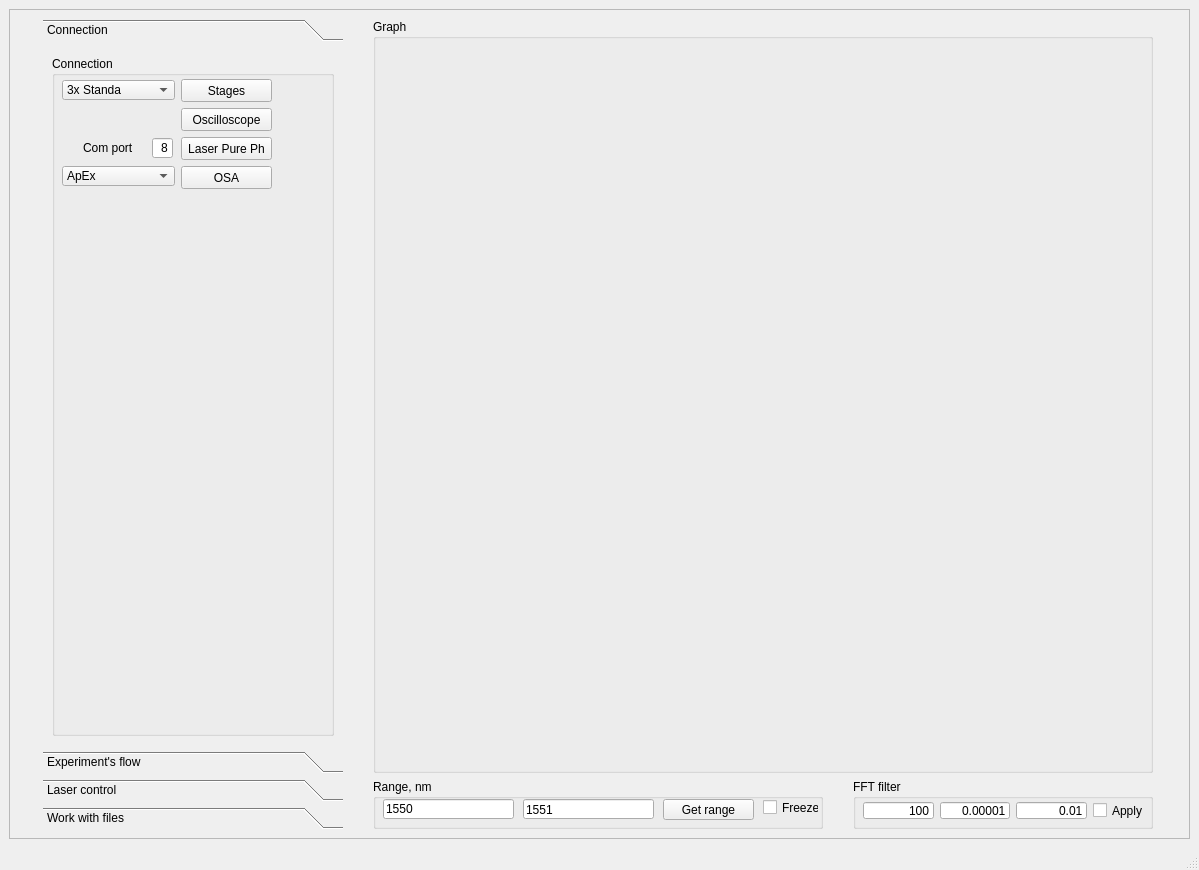
This is Windows/UIs/MainWindow.ui in al509/ScanLoop as Qt 5 draws it before an edit. The edited form follows.
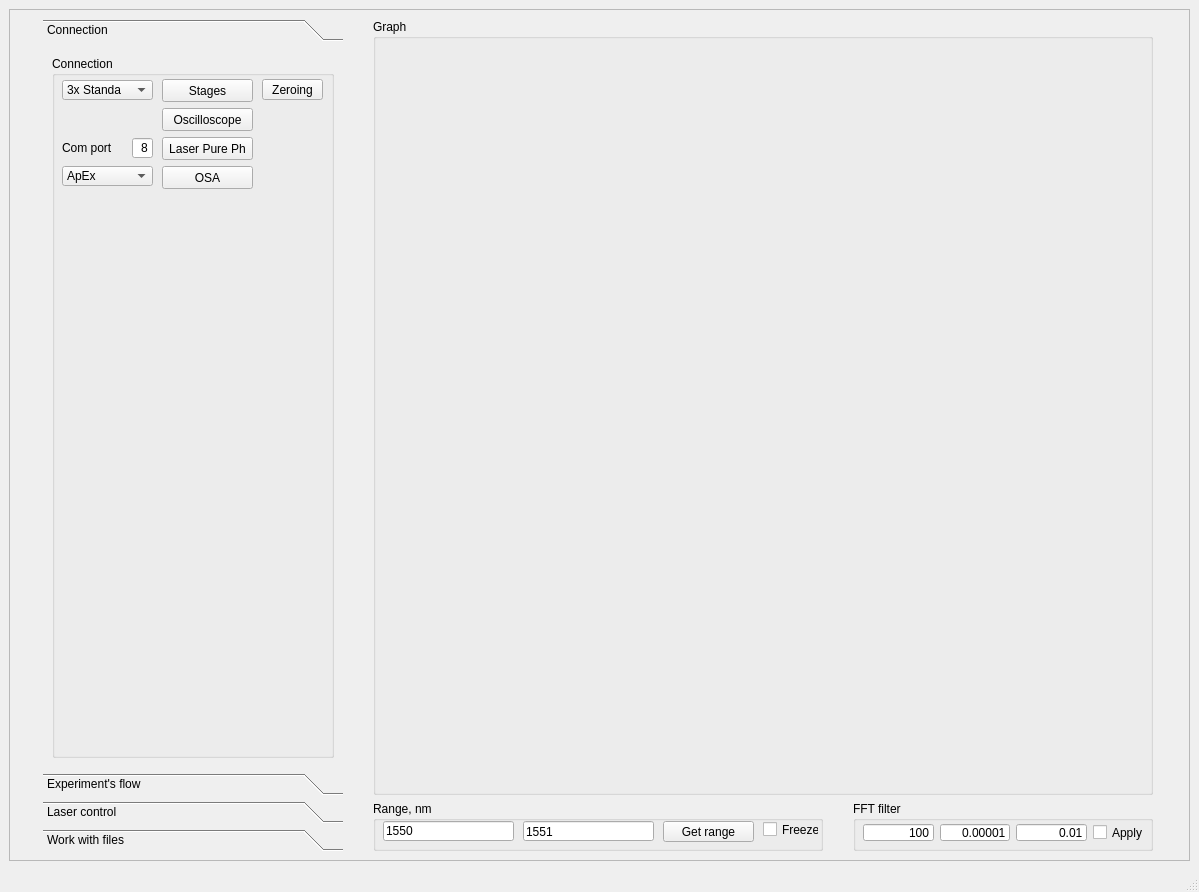
This is the edited form.

The edit to the form file:
```diff
--- a/Windows/UIs/MainWindow.ui
+++ b/Windows/UIs/MainWindow.ui
@@ -7,7 +7,7 @@
     <x>0</x>
     <y>0</y>
     <width>1199</width>
-    <height>870</height>
+    <height>892</height>
    </rect>
   </property>
   <property name="minimumSize">
@@ -55,8 +55,8 @@
         <rect>
          <x>0</x>
          <y>0</y>
-         <width>1179</width>
-         <height>809</height>
+         <width>1175</width>
+         <height>817</height>
         </rect>
        </property>
        <layout class="QGridLayout" name="gridLayout_4">
@@ -289,7 +289,7 @@
              <x>0</x>
              <y>0</y>
              <width>300</width>
-             <height>683</height>
+             <height>671</height>
             </rect>
            </property>
            <attribute name="label">
@@ -310,7 +310,7 @@
               <widget class="QPushButton" name="pushButton_StagesConnect">
                <property name="geometry">
                 <rect>
-                 <x>129</x>
+                 <x>110</x>
                  <y>23</y>
                  <width>91</width>
                  <height>23</height>
@@ -326,7 +326,7 @@
               <widget class="QPushButton" name="pushButton_OSA_connect">
                <property name="geometry">
                 <rect>
-                 <x>129</x>
+                 <x>110</x>
                  <y>110</y>
                  <width>91</width>
                  <height>23</height>
@@ -342,7 +342,7 @@
               <widget class="QPushButton" name="pushButton_scope_connect">
                <property name="geometry">
                 <rect>
-                 <x>129</x>
+                 <x>110</x>
                  <y>52</y>
                  <width>91</width>
                  <height>23</height>
@@ -358,7 +358,7 @@
               <widget class="QPushButton" name="pushButton_laser_connect">
                <property name="geometry">
                 <rect>
-                 <x>129</x>
+                 <x>110</x>
                  <y>81</y>
                  <width>91</width>
                  <height>23</height>
@@ -373,7 +373,7 @@
                 <rect>
                  <x>10</x>
                  <y>110</y>
-                 <width>113</width>
+                 <width>91</width>
                  <height>20</height>
                 </rect>
                </property>
@@ -398,7 +398,7 @@
                 <rect>
                  <x>10</x>
                  <y>24</y>
-                 <width>113</width>
+                 <width>91</width>
                  <height>20</height>
                 </rect>
                </property>
@@ -416,7 +416,7 @@
               <widget class="QLineEdit" name="lineEdit_laser_COMport">
                <property name="geometry">
                 <rect>
-                 <x>100</x>
+                 <x>80</x>
                  <y>82</y>
                  <width>21</width>
                  <height>20</height>
@@ -432,7 +432,7 @@
               <widget class="QLabel" name="label_24">
                <property name="geometry">
                 <rect>
-                 <x>31</x>
+                 <x>10</x>
                  <y>82</y>
                  <width>61</width>
                  <height>20</height>
@@ -442,6 +442,19 @@
                 <string>Com port</string>
                </property>
               </widget>
+              <widget class="QPushButton" name="pushButton_zeroing_stages">
+               <property name="geometry">
+                <rect>
+                 <x>210</x>
+                 <y>23</y>
+                 <width>61</width>
+                 <height>21</height>
+                </rect>
+               </property>
+               <property name="text">
+                <string>Zeroing</string>
+               </property>
+              </widget>
              </widget>
             </item>
            </layout>
```
Left out of the diff: 38 changed lines with no effect on the pictures.
